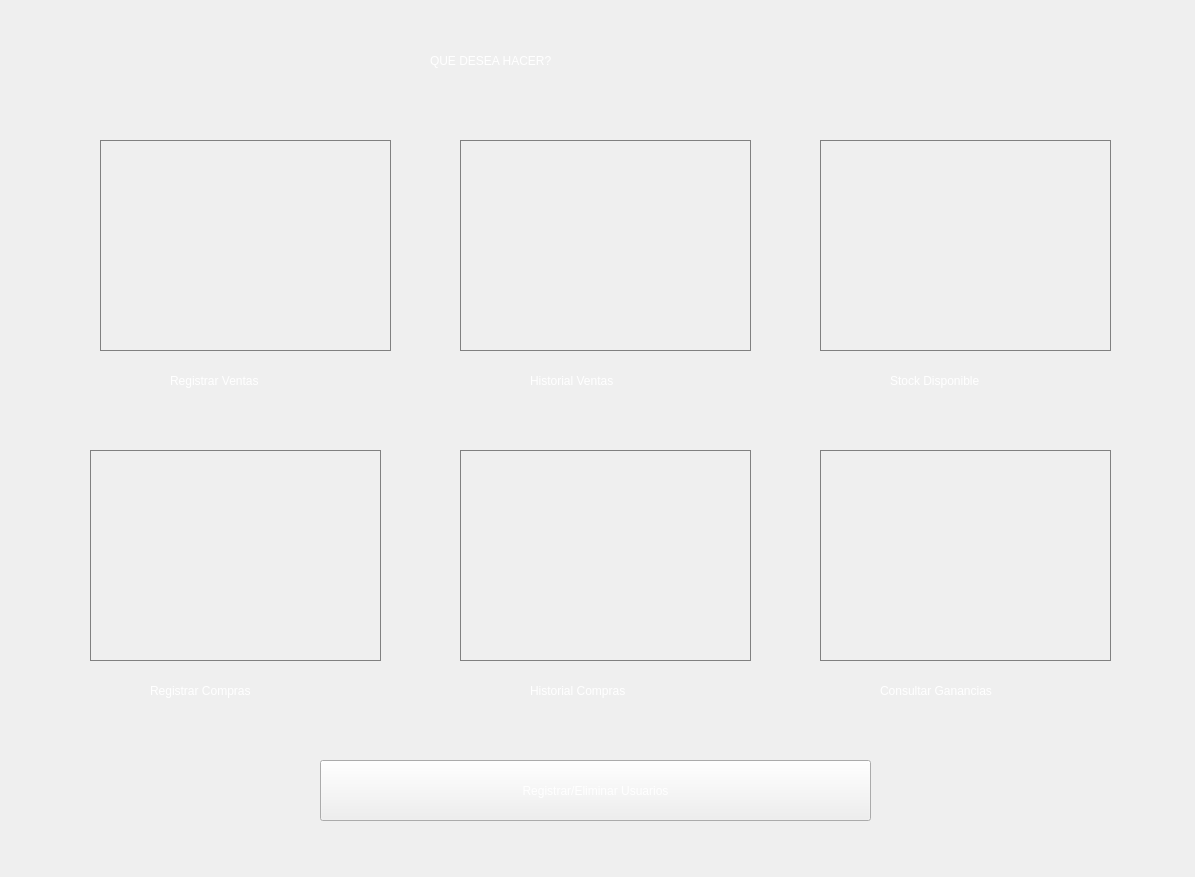
Above: ventanas/ventana_principal_autorizada.ui from LautaroRomero21/Proyecto-CRUD-para-empresa-chica before the change. Below: the same form after it.
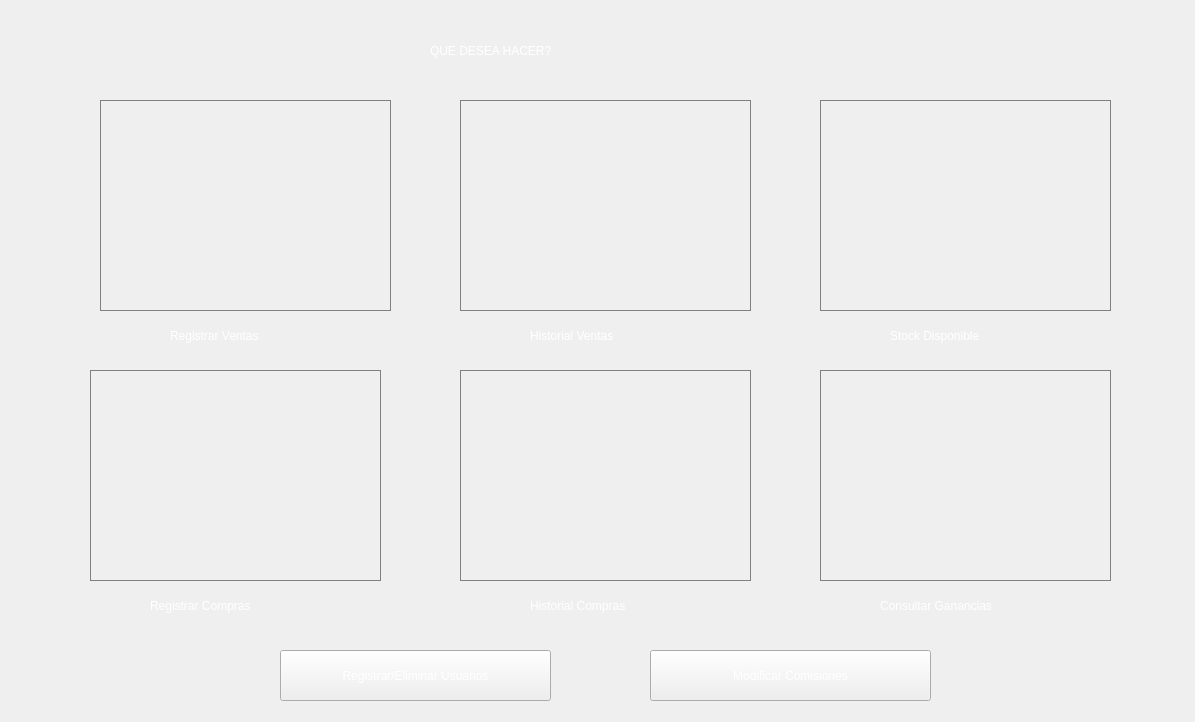
That is the form after the change. Icons and pictures are not drawn.

```diff
--- a/ventanas/ventana_principal_autorizada.ui
+++ b/ventanas/ventana_principal_autorizada.ui
@@ -7,19 +7,19 @@
     <x>0</x>
     <y>0</y>
     <width>1195</width>
-    <height>877</height>
+    <height>722</height>
    </rect>
   </property>
   <property name="minimumSize">
    <size>
     <width>1195</width>
-    <height>877</height>
+    <height>722</height>
    </size>
   </property>
   <property name="maximumSize">
    <size>
     <width>1195</width>
-    <height>877</height>
+    <height>722</height>
    </size>
   </property>
   <property name="cursor">
@@ -34,7 +34,8 @@
 color: #fff;
 background: none;
 }
-QPushButton#boton_usuarios{font: 57 12pt &quot;Yu Gothic Medium&quot;;
+QPushButton#boton_usuarios,#boton_modificar_comisiones{
+font: 57 12pt &quot;Yu Gothic Medium&quot;;
 color: #fff;
 background-image: url(:/ventana_principal_autorizado/principal_autorizada_background.png);
 }
@@ -48,19 +49,19 @@
      <x>0</x>
      <y>0</y>
      <width>1195</width>
-     <height>877</height>
+     <height>722</height>
     </rect>
    </property>
    <property name="minimumSize">
     <size>
      <width>1195</width>
-     <height>877</height>
+     <height>722</height>
     </size>
    </property>
    <property name="maximumSize">
     <size>
      <width>1195</width>
-     <height>877</height>
+     <height>722</height>
     </size>
    </property>
    <property name="cursor">
@@ -77,7 +78,7 @@
    <property name="geometry">
     <rect>
      <x>430</x>
-     <y>40</y>
+     <y>30</y>
      <width>341</width>
      <height>41</height>
     </rect>
@@ -94,10 +95,10 @@
   <widget class="QPushButton" name="boton_usuarios">
    <property name="geometry">
     <rect>
-     <x>320</x>
-     <y>760</y>
-     <width>551</width>
-     <height>61</height>
+     <x>280</x>
+     <y>650</y>
+     <width>271</width>
+     <height>51</height>
     </rect>
    </property>
    <property name="cursor">
@@ -114,7 +115,7 @@
    <property name="geometry">
     <rect>
      <x>830</x>
-     <y>460</y>
+     <y>380</y>
      <width>271</width>
      <height>191</height>
     </rect>
@@ -130,7 +131,7 @@
    <property name="geometry">
     <rect>
      <x>470</x>
-     <y>460</y>
+     <y>380</y>
      <width>271</width>
      <height>191</height>
     </rect>
@@ -146,7 +147,7 @@
    <property name="geometry">
     <rect>
      <x>470</x>
-     <y>150</y>
+     <y>110</y>
      <width>271</width>
      <height>191</height>
     </rect>
@@ -162,7 +163,7 @@
    <property name="geometry">
     <rect>
      <x>110</x>
-     <y>150</y>
+     <y>110</y>
      <width>271</width>
      <height>191</height>
     </rect>
@@ -178,7 +179,7 @@
    <property name="geometry">
     <rect>
      <x>830</x>
-     <y>150</y>
+     <y>110</y>
      <width>271</width>
      <height>191</height>
     </rect>
@@ -194,7 +195,7 @@
    <property name="geometry">
     <rect>
      <x>100</x>
-     <y>460</y>
+     <y>380</y>
      <width>271</width>
      <height>191</height>
     </rect>
@@ -210,7 +211,7 @@
    <property name="geometry">
     <rect>
      <x>100</x>
-     <y>140</y>
+     <y>100</y>
      <width>291</width>
      <height>211</height>
     </rect>
@@ -230,7 +231,7 @@
    <property name="geometry">
     <rect>
      <x>460</x>
-     <y>140</y>
+     <y>100</y>
      <width>291</width>
      <height>211</height>
     </rect>
@@ -250,7 +251,7 @@
    <property name="geometry">
     <rect>
      <x>820</x>
-     <y>140</y>
+     <y>100</y>
      <width>291</width>
      <height>211</height>
     </rect>
@@ -270,7 +271,7 @@
    <property name="geometry">
     <rect>
      <x>820</x>
-     <y>450</y>
+     <y>370</y>
      <width>291</width>
      <height>211</height>
     </rect>
@@ -290,7 +291,7 @@
    <property name="geometry">
     <rect>
      <x>460</x>
-     <y>450</y>
+     <y>370</y>
      <width>291</width>
      <height>211</height>
     </rect>
@@ -310,7 +311,7 @@
    <property name="geometry">
     <rect>
      <x>90</x>
-     <y>450</y>
+     <y>370</y>
      <width>291</width>
      <height>211</height>
     </rect>
@@ -330,9 +331,9 @@
    <property name="geometry">
     <rect>
      <x>170</x>
-     <y>360</y>
+     <y>320</y>
      <width>151</width>
-     <height>41</height>
+     <height>31</height>
     </rect>
    </property>
    <property name="styleSheet">
@@ -346,9 +347,9 @@
    <property name="geometry">
     <rect>
      <x>530</x>
-     <y>360</y>
+     <y>320</y>
      <width>151</width>
-     <height>41</height>
+     <height>31</height>
     </rect>
    </property>
    <property name="styleSheet">
@@ -362,9 +363,9 @@
    <property name="geometry">
     <rect>
      <x>890</x>
-     <y>360</y>
+     <y>320</y>
      <width>161</width>
-     <height>41</height>
+     <height>31</height>
     </rect>
    </property>
    <property name="styleSheet">
@@ -378,9 +379,9 @@
    <property name="geometry">
     <rect>
      <x>150</x>
-     <y>670</y>
+     <y>590</y>
      <width>181</width>
-     <height>41</height>
+     <height>31</height>
     </rect>
    </property>
    <property name="styleSheet">
@@ -394,9 +395,9 @@
    <property name="geometry">
     <rect>
      <x>530</x>
-     <y>670</y>
+     <y>590</y>
      <width>161</width>
-     <height>41</height>
+     <height>31</height>
     </rect>
    </property>
    <property name="styleSheet">
@@ -410,9 +411,9 @@
    <property name="geometry">
     <rect>
      <x>880</x>
-     <y>670</y>
+     <y>590</y>
      <width>191</width>
-     <height>41</height>
+     <height>31</height>
     </rect>
    </property>
    <property name="styleSheet">
@@ -422,6 +423,25 @@
     <string>Consultar Ganancias</string>
    </property>
   </widget>
+  <widget class="QPushButton" name="boton_modificar_comisiones">
+   <property name="geometry">
+    <rect>
+     <x>650</x>
+     <y>650</y>
+     <width>281</width>
+     <height>51</height>
+    </rect>
+   </property>
+   <property name="cursor">
+    <cursorShape>PointingHandCursor</cursorShape>
+   </property>
+   <property name="styleSheet">
+    <string notr="true">background-image: url(:/ventana_principal_autorizado/principal_autorizada_background.png);</string>
+   </property>
+   <property name="text">
+    <string>Modificar Comisiones</string>
+   </property>
+  </widget>
  </widget>
  <resources>
   <include location="imagenes/imagenes.qrc"/>
```
